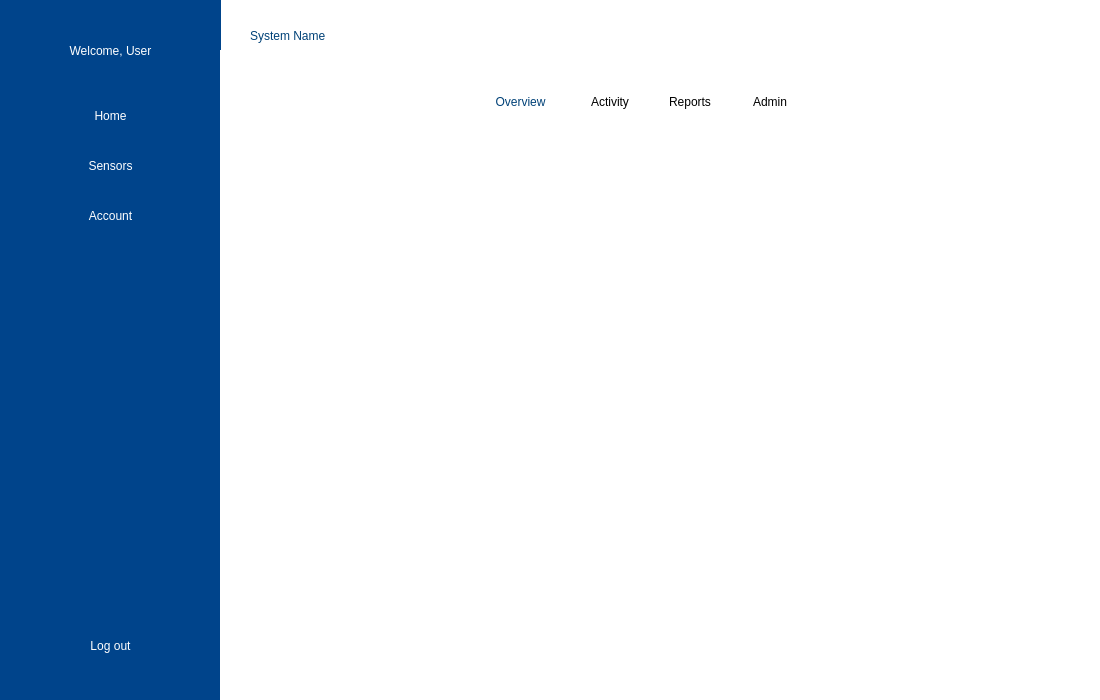
Old version of the form gui/menuwindow.ui in the repository pauqiu/la-gang-gang.
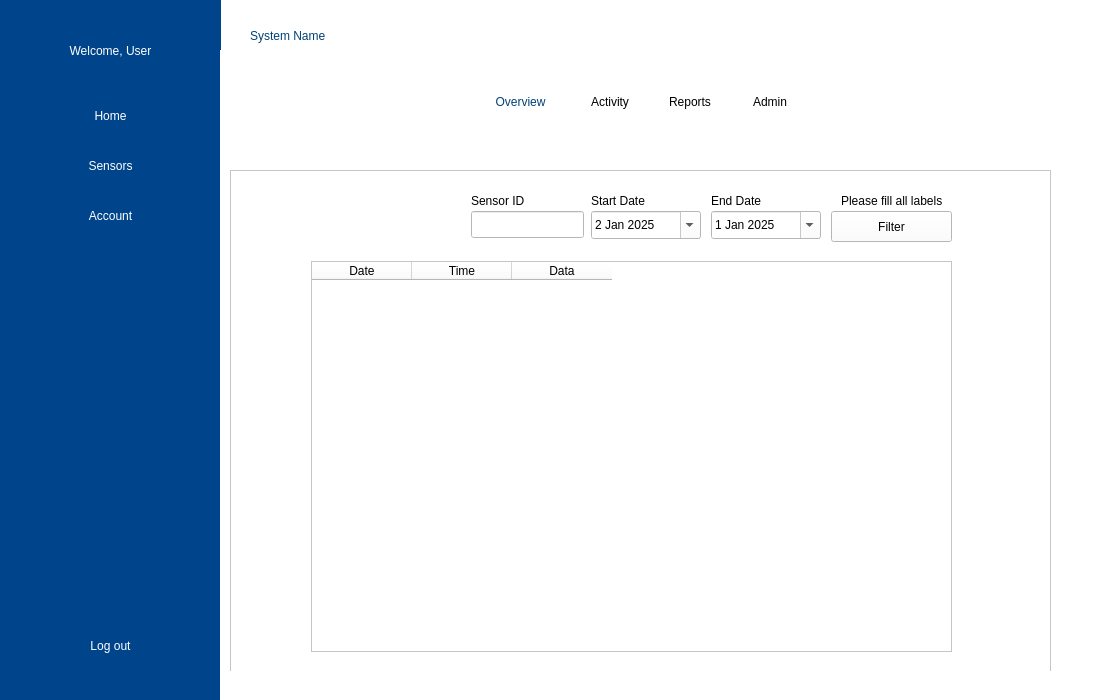
New version of the form. The open tabs and pages were chosen to show the change.

Commit message: Sensors ui implemented and Storage communication added

```diff
--- a/gui/menuwindow.ui
+++ b/gui/menuwindow.ui
@@ -52,9 +52,9 @@
    <widget class="QLabel" name="welcomeMessage">
     <property name="geometry">
      <rect>
-      <x>40</x>
+      <x>0</x>
       <y>30</y>
-      <width>141</width>
+      <width>221</width>
       <height>41</height>
      </rect>
     </property>
@@ -286,7 +286,233 @@
        </rect>
       </property>
       <widget class="QWidget" name="overviewPage"/>
-      <widget class="QWidget" name="activityPage"/>
+      <widget class="QWidget" name="activityPage">
+       <widget class="QScrollArea" name="scrollArea_2">
+        <property name="geometry">
+         <rect>
+          <x>0</x>
+          <y>40</y>
+          <width>821</width>
+          <height>521</height>
+         </rect>
+        </property>
+        <property name="widgetResizable">
+         <bool>true</bool>
+        </property>
+        <widget class="QWidget" name="scrollAreaWidgetContents_3">
+         <property name="geometry">
+          <rect>
+           <x>0</x>
+           <y>0</y>
+           <width>819</width>
+           <height>519</height>
+          </rect>
+         </property>
+         <widget class="QPushButton" name="filterButton">
+          <property name="geometry">
+           <rect>
+            <x>600</x>
+            <y>40</y>
+            <width>121</width>
+            <height>31</height>
+           </rect>
+          </property>
+          <property name="styleSheet">
+           <string notr="true">color: rgb(0, 0, 0);
+border-color: rgb(0, 0, 0);</string>
+          </property>
+          <property name="text">
+           <string>Filter</string>
+          </property>
+         </widget>
+         <widget class="QTableWidget" name="sensorTable">
+          <property name="geometry">
+           <rect>
+            <x>80</x>
+            <y>90</y>
+            <width>641</width>
+            <height>391</height>
+           </rect>
+          </property>
+          <property name="styleSheet">
+           <string notr="true">color: rgb(0, 0, 0);</string>
+          </property>
+          <column>
+           <property name="text">
+            <string>Date</string>
+           </property>
+          </column>
+          <column>
+           <property name="text">
+            <string>Time</string>
+           </property>
+          </column>
+          <column>
+           <property name="text">
+            <string>Data</string>
+           </property>
+          </column>
+         </widget>
+         <widget class="QDateEdit" name="startDateInput">
+          <property name="geometry">
+           <rect>
+            <x>360</x>
+            <y>40</y>
+            <width>110</width>
+            <height>28</height>
+           </rect>
+          </property>
+          <property name="styleSheet">
+           <string notr="true">color: rgb(0, 0, 0);</string>
+          </property>
+          <property name="dateTime">
+           <datetime>
+            <hour>0</hour>
+            <minute>0</minute>
+            <second>0</second>
+            <year>2025</year>
+            <month>1</month>
+            <day>2</day>
+           </datetime>
+          </property>
+          <property name="maximumDate">
+           <date>
+            <year>2025</year>
+            <month>12</month>
+            <day>31</day>
+           </date>
+          </property>
+          <property name="minimumDate">
+           <date>
+            <year>2025</year>
+            <month>1</month>
+            <day>1</day>
+           </date>
+          </property>
+          <property name="calendarPopup">
+           <bool>true</bool>
+          </property>
+         </widget>
+         <widget class="QLineEdit" name="sensorIdInput">
+          <property name="geometry">
+           <rect>
+            <x>240</x>
+            <y>40</y>
+            <width>113</width>
+            <height>27</height>
+           </rect>
+          </property>
+          <property name="text">
+           <string/>
+          </property>
+         </widget>
+         <widget class="QLabel" name="label_2">
+          <property name="geometry">
+           <rect>
+            <x>240</x>
+            <y>20</y>
+            <width>70</width>
+            <height>19</height>
+           </rect>
+          </property>
+          <property name="styleSheet">
+           <string notr="true">font: 9pt &quot;Adwaita Sans&quot;;</string>
+          </property>
+          <property name="text">
+           <string>Sensor ID</string>
+          </property>
+         </widget>
+         <widget class="QLabel" name="label_3">
+          <property name="geometry">
+           <rect>
+            <x>360</x>
+            <y>20</y>
+            <width>70</width>
+            <height>19</height>
+           </rect>
+          </property>
+          <property name="styleSheet">
+           <string notr="true">font: 9pt &quot;Adwaita Sans&quot;;</string>
+          </property>
+          <property name="text">
+           <string>Start Date</string>
+          </property>
+         </widget>
+         <widget class="QLabel" name="label_4">
+          <property name="geometry">
+           <rect>
+            <x>480</x>
+            <y>20</y>
+            <width>70</width>
+            <height>19</height>
+           </rect>
+          </property>
+          <property name="styleSheet">
+           <string notr="true">font: 9pt &quot;Adwaita Sans&quot;;</string>
+          </property>
+          <property name="text">
+           <string>End Date</string>
+          </property>
+         </widget>
+         <widget class="QLabel" name="filterErrorMsg">
+          <property name="geometry">
+           <rect>
+            <x>610</x>
+            <y>20</y>
+            <width>121</width>
+            <height>19</height>
+           </rect>
+          </property>
+          <property name="styleSheet">
+           <string notr="true">font: 9pt &quot;Adwaita Sans&quot;;</string>
+          </property>
+          <property name="text">
+           <string>Please fill all labels</string>
+          </property>
+         </widget>
+         <widget class="QDateEdit" name="endDateInput">
+          <property name="geometry">
+           <rect>
+            <x>480</x>
+            <y>40</y>
+            <width>110</width>
+            <height>28</height>
+           </rect>
+          </property>
+          <property name="styleSheet">
+           <string notr="true">color: rgb(0, 0, 0);</string>
+          </property>
+          <property name="dateTime">
+           <datetime>
+            <hour>6</hour>
+            <minute>0</minute>
+            <second>0</second>
+            <year>2025</year>
+            <month>1</month>
+            <day>1</day>
+           </datetime>
+          </property>
+          <property name="maximumDate">
+           <date>
+            <year>2025</year>
+            <month>12</month>
+            <day>31</day>
+           </date>
+          </property>
+          <property name="minimumDate">
+           <date>
+            <year>2025</year>
+            <month>1</month>
+            <day>1</day>
+           </date>
+          </property>
+          <property name="calendarPopup">
+           <bool>true</bool>
+          </property>
+         </widget>
+        </widget>
+       </widget>
+      </widget>
       <widget class="QWidget" name="reportsPage"/>
       <widget class="QWidget" name="adminPage">
        <widget class="QScrollArea" name="scrollArea">
```
The commit also changes 7 other files.
